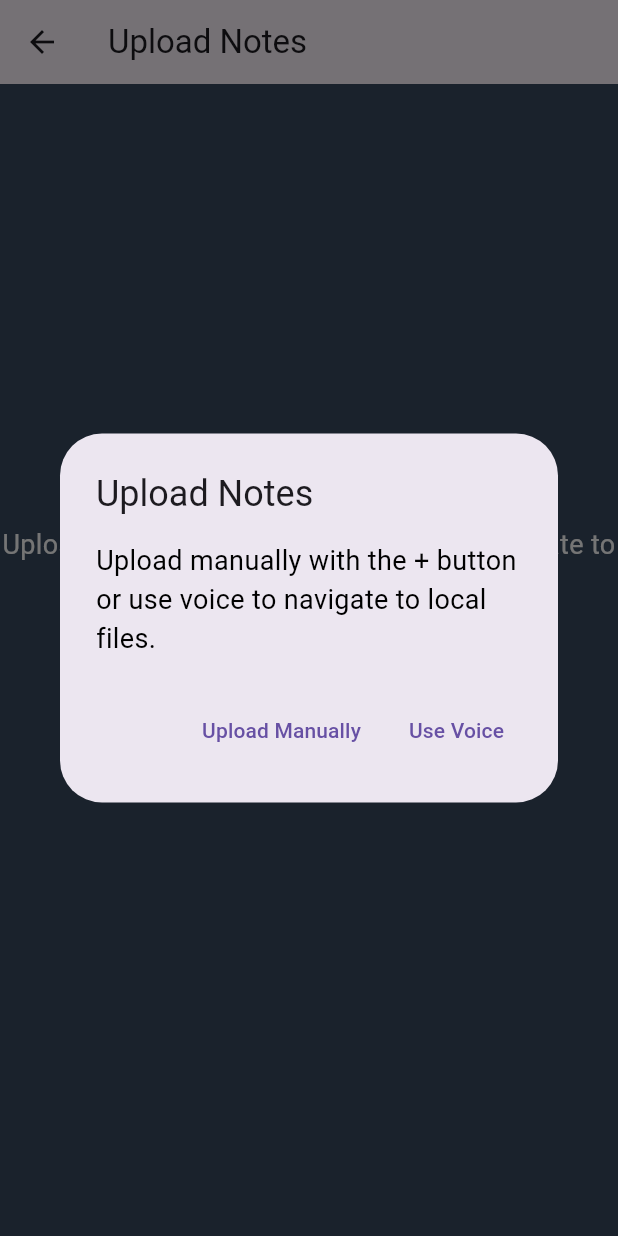
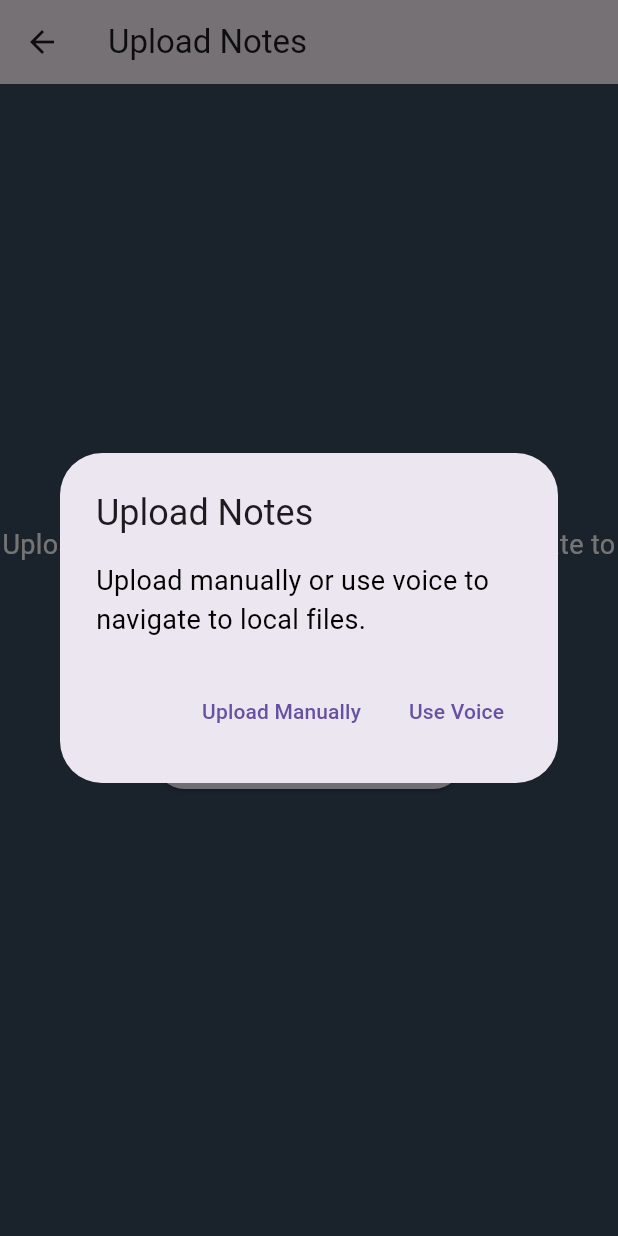
Before and after one commit to JeanKathlee/SE-OpenEar, a Flutter app: the UploadNotes screen opened directly, on a phone screen of 412 x 824 dp. Run offline on Flutter 3.47's test engine with Material 3 defaults, Android fonts, the phone set to English and light mode, and no system bars; our stand-ins replace file_picker, flutter_tts, permission_handler, speech_to_text.

Commit message:
just removed the plus sign in the upload_notes screen

```diff
--- a/lib/screens/homepage/upload_notes.dart
+++ b/lib/screens/homepage/upload_notes.dart
@@ -35,7 +35,7 @@ class _UploadNotesState extends State<UploadNotes> {
       builder: (_) => AlertDialog(
         title: const Text('Upload Notes'),
         content: const Text(
-          'Upload manually with the + button or use voice to navigate to local files.',
+          'Upload manually or use voice to navigate to local files.',
           style: TextStyle(color: Colors.black),
         ),
         actions: [
```
